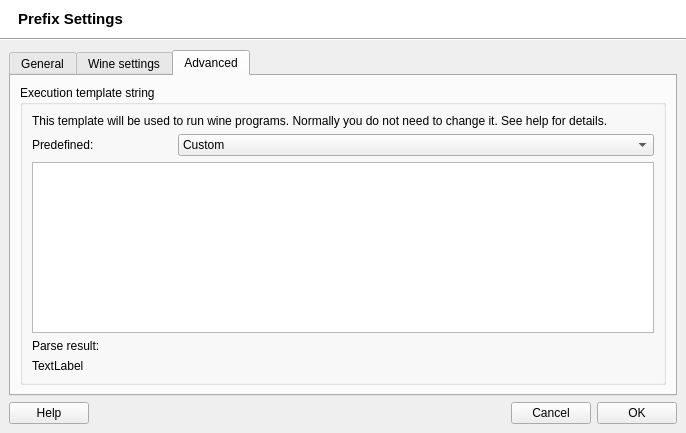
This is src/q4wine-gui/uis/PrefixSettings.ui in brezerk/q4wine as Qt 5 draws it before an edit. The edited form follows.
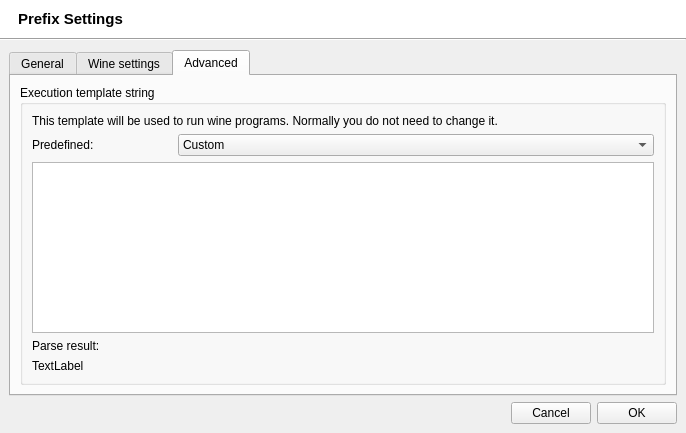
This is the edited form. The open tabs and pages were chosen to show the change. Icons and pictures are not drawn.

What changed in the file:
```diff
--- a/src/q4wine-gui/uis/PrefixSettings.ui
+++ b/src/q4wine-gui/uis/PrefixSettings.ui
@@ -904,7 +904,7 @@
              <item>
               <widget class="QLabel" name="label_5">
                <property name="text">
-                <string>This template will be used to run wine programs. Normally you do not need to change it. See help for details.</string>
+                <string>This template will be used to run wine programs. Normally you do not need to change it.</string>
                </property>
                <property name="textFormat">
                 <enum>Qt::PlainText</enum>
@@ -1032,13 +1032,6 @@
       </item>
       <item>
        <layout class="QHBoxLayout">
-        <item>
-         <widget class="QPushButton" name="cmdHelp">
-          <property name="text">
-           <string>Help</string>
-          </property>
-         </widget>
-        </item>
         <item>
          <spacer>
           <property name="orientation">
```
